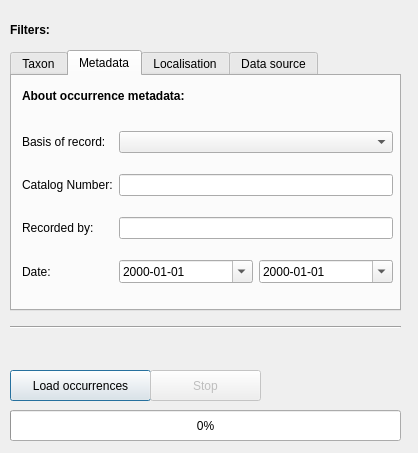
Qt form qgis_occurrences_dialog_base.ui (BelgianBiodiversityPlatform/qgis-gbif-api) before a commit.
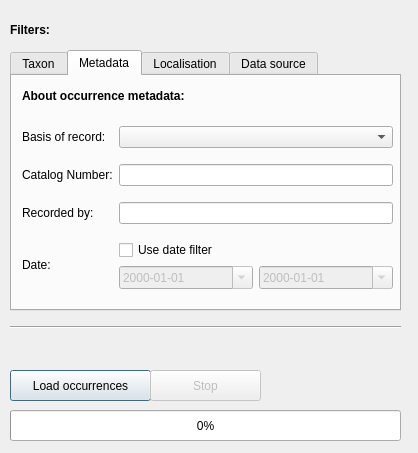
The same form after that commit. The open tabs and pages were chosen to show the change. Custom widgets are drawn as their Qt base class.

Commit message: add possibility to not filter by date, remove deprecated class

What changed in the file:
```diff
--- a/qgis_occurrences_dialog_base.ui
+++ b/qgis_occurrences_dialog_base.ui
@@ -235,21 +235,24 @@
       </item>
       <item row="3" column="2">
        <layout class="QGridLayout" name="gridLayout_2">
-        <item row="0" column="0">
-         <widget class="QDateEdit" name="minDateEdit">
-          <property name="displayFormat">
-           <string>yyyy-MM-dd</string>
-          </property>
-          <property name="calendarPopup">
-           <bool>true</bool>
-          </property>
-         </widget>
-        </item>
-        <item row="0" column="1">
+        <item row="1" column="1">
          <widget class="QDateEdit" name="maxDateEdit">
           <property name="enabled">
+           <bool>false</bool>
+          </property>
+          <property name="displayFormat">
+           <string>yyyy-MM-dd</string>
+          </property>
+          <property name="calendarPopup">
            <bool>true</bool>
           </property>
+         </widget>
+        </item>
+        <item row="1" column="0">
+         <widget class="QDateEdit" name="minDateEdit">
+          <property name="enabled">
+           <bool>false</bool>
+          </property>
           <property name="displayFormat">
            <string>yyyy-MM-dd</string>
           </property>
@@ -258,6 +261,16 @@
           </property>
          </widget>
         </item>
+        <item row="0" column="0" colspan="2">
+         <widget class="QCheckBox" name="dateCheckBox">
+          <property name="text">
+           <string>Use date filter</string>
+          </property>
+          <property name="checked">
+           <bool>false</bool>
+          </property>
+         </widget>
+        </item>
        </layout>
       </item>
      </layout>
```
The commit also changes 2 other files.
